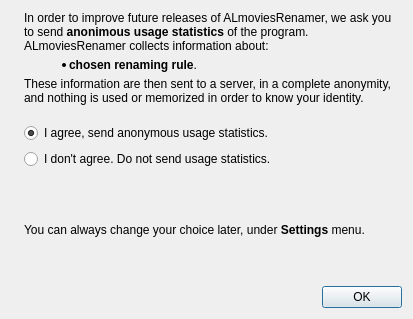
Above: src/ui/stats_agreement_dialog.ui from albemala/almoviesrenamer before the change. Below: the same form after it.
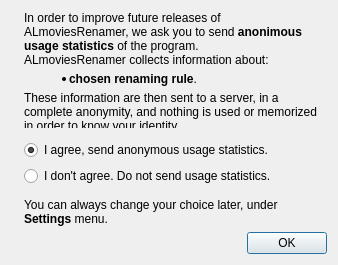
That is the form after the change. Icons and pictures are not drawn.

Commit message: a new way to handle exceptions

What changed in the file:
```diff
--- a/src/ui/stats_agreement_dialog.ui
+++ b/src/ui/stats_agreement_dialog.ui
@@ -6,8 +6,8 @@
    <rect>
     <x>0</x>
     <y>0</y>
-    <width>413</width>
-    <height>319</height>
+    <width>338</width>
+    <height>265</height>
    </rect>
   </property>
   <property name="windowTitle">
```
The commit also changes 2 other files.
